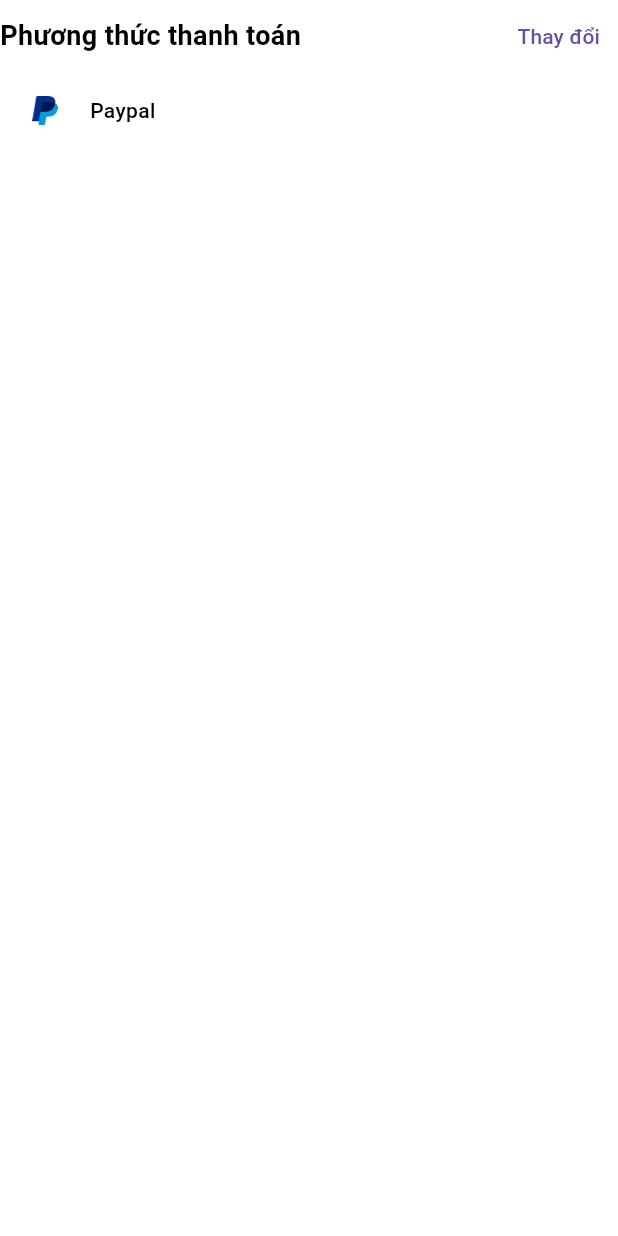
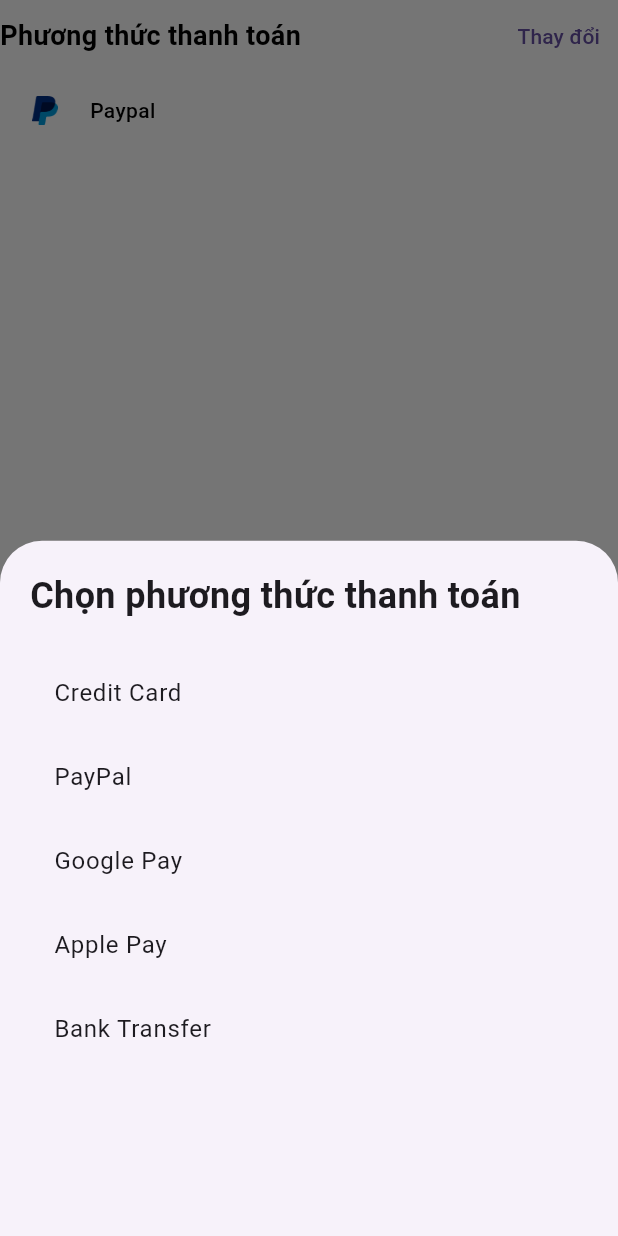
Before and after one commit to uynnhi13/fastfoodapp, a Flutter app: the Payment widget shown alone on an empty page, opened directly, after a tap on "Thay đổi", on a phone screen of 412 x 824 dp. Run offline on Flutter 3.47's test engine with Material 3 defaults, Android fonts, the phone set to English and light mode, and no system bars; our stand-ins replace carousel_slider, curved_navigation_bar, flutter_rating_bar, get, iconsax, introduction_screen and 1 more; missing offline and left inert: clippy_flutter.

Commit message:
change payment method

```diff
--- a/lib/main.dart
+++ b/lib/main.dart
@@ -1,5 +1,6 @@
 import 'package:fastfoodapp/actions/hidenstatusbar.dart';
 import 'package:fastfoodapp/pagescustom/Profile.dart';
+import 'package:fastfoodapp/pagescustom/cart/cartwidget/payment.dart';
 import 'package:fastfoodapp/pagescustom/login.dart';
 import 'package:fastfoodapp/pagescustom/register.dart';
 import 'package:fastfoodapp/pagescustom/startpage.dart';
@@ -27,7 +28,7 @@
         scaffoldBackgroundColor: Colors.white,
       ),
       routes: {
-        "/":(context)=> StartPage(),
+        "/":(context)=> HomePage(),
       },
 
     );
--- a/lib/pagescustom/cart/cartwidget/payment.dart
+++ b/lib/pagescustom/cart/cartwidget/payment.dart
@@ -2,14 +2,17 @@
 import 'package:fastfoodapp/config/sizes.dart';
 import 'package:fastfoodapp/config/text_them.dart';
 import 'package:fastfoodapp/const.dart';
+import 'package:fastfoodapp/pagescustom/cart/cartwidget/paymentmethod.dart';
 import 'package:fastfoodapp/pagescustom/cart/cartwidget/section_heading.dart';
 import 'package:fastfoodapp/pagescustom/product_review/widgets/container.dart';
 import 'package:flutter/material.dart';
 
 class Payment extends StatelessWidget {
+
   const Payment({
     super.key,
   });
+
 
   @override
   Widget build(BuildContext context) {
@@ -19,7 +22,12 @@
          SectionHeading(
           title: 'Phương thức thanh toán',
           buttonTitle: 'Thay đổi',
-          onPressed: (){},
+          onPressed: (){
+            showModalBottomSheet(
+              context: context,
+              builder: (context) {
+                return PaymentMethodPage();});
+          },
         ),
         const SizedBox(
           height: TSizes.spaceBtwItems / 2,
--- /dev/null
+++ b/lib/pagescustom/cart/cartwidget/paymentmethod.dart
@@ -0,0 +1,50 @@
+import 'package:flutter/material.dart';
+
+class PaymentMethodPage extends StatelessWidget {
+   final List<String> paymentMethods = [
+    "Credit Card",
+    "PayPal",
+    "Google Pay",
+    "Apple Pay",
+    "Bank Transfer",
+  ];
+  @override
+  Widget build(BuildContext context) {
+    return Container(
+      padding: EdgeInsets.all(20),
+      child: Column(
+        crossAxisAlignment: CrossAxisAlignment.start,
+        children: [
+          Text(
+            'Chọn phương thức thanh toán',
+            style: TextStyle(
+              fontSize: 24,
+              fontWeight: FontWeight.bold,
+            ),
+          ),
+          SizedBox(height: 20),
+          // Danh sách các phương thức thanh toán
+
+          // Hiển thị danh sách phương thức thanh toán
+          ListView.builder(
+            shrinkWrap: true,
+            itemCount: paymentMethods.length,
+            itemBuilder: (BuildContext context, int index) {
+              final paymentMethod = paymentMethods[index];
+              return ListTile(
+                title: Text(paymentMethod),
+                onTap: () {
+                  // Thực hiện thay đổi phương thức thanh toán khi người dùng nhấn vào
+                  // Đây là nơi để xử lý logic khi người dùng chọn một phương thức thanh toán cụ thể
+                  // Ví dụ: gửi yêu cầu đến máy chủ để cập nhật phương thức thanh toán
+                  // và đóng bottom sheet khi hoàn thành
+                  // Sau đó, bạn có thể sử dụng Navigator.pop(context) để đóng bottom sheet
+                },
+              );
+            },
+          ),
+        ],
+      ),
+    );
+  }
+}
```
